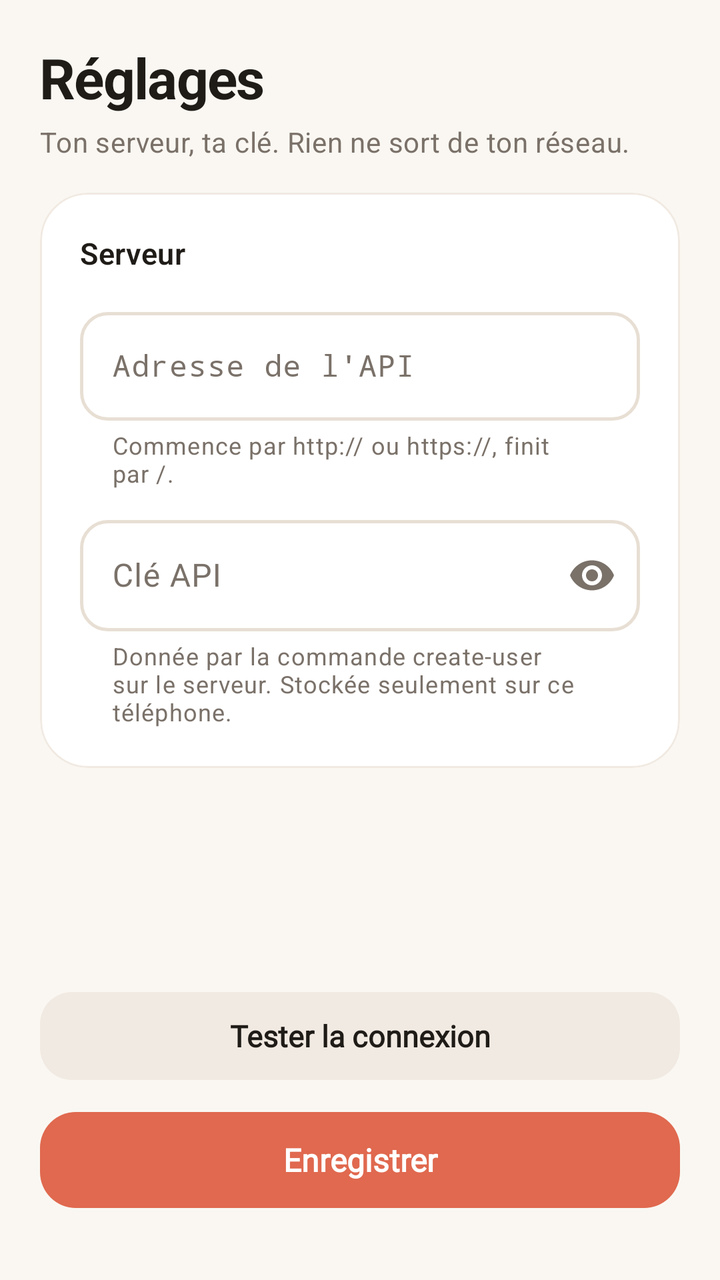
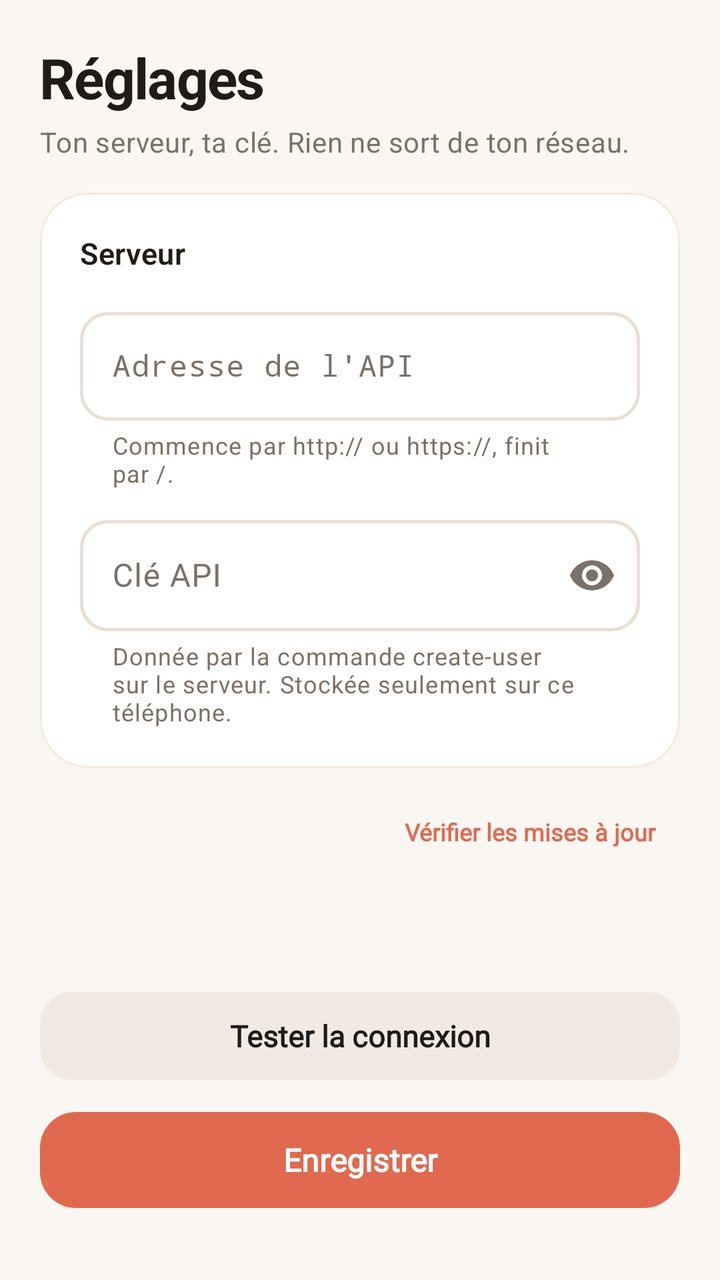

The first picture is an Android layout as it rendered before a commit; the second is the same layout after the commit. The layout source and the unified diff follow.
<!-- AndroidManifest.xml: application theme Theme.NoPainNoScan -->
<!-- res/layout/activity_settings.xml -->
<?xml version="1.0" encoding="utf-8"?>
<androidx.core.widget.NestedScrollView xmlns:android="http://schemas.android.com/apk/res/android"
    xmlns:app="http://schemas.android.com/apk/res-auto"
    android:layout_width="match_parent"
    android:layout_height="match_parent"
    android:fillViewport="true">

    <LinearLayout
        android:layout_width="match_parent"
        android:layout_height="match_parent"
        android:orientation="vertical"
        android:paddingHorizontal="20dp"
        android:paddingTop="20dp"
        android:paddingBottom="32dp">

        <TextView
            style="@style/Text.Display"
            android:layout_width="wrap_content"
            android:layout_height="wrap_content"
            android:text="@string/settings_title" />

        <TextView
            style="@style/Text.Body"
            android:layout_width="match_parent"
            android:layout_height="wrap_content"
            android:layout_marginTop="4dp"
            android:text="@string/settings_sub"
            android:textColor="@color/muted" />

        <com.google.android.material.card.MaterialCardView
            android:layout_width="match_parent"
            android:layout_height="wrap_content"
            android:layout_marginTop="16dp">

            <LinearLayout
                android:layout_width="match_parent"
                android:layout_height="wrap_content"
                android:orientation="vertical"
                android:padding="20dp">

                <TextView
                    style="@style/Text.Title"
                    android:layout_width="wrap_content"
                    android:layout_height="wrap_content"
                    android:text="@string/settings_section_server" />

                <com.google.android.material.textfield.TextInputLayout
                    android:id="@+id/layoutApiUrl"
                    android:layout_width="match_parent"
                    android:layout_height="wrap_content"
                    android:layout_marginTop="14dp"
                    android:hint="@string/settings_api_url"
                    app:helperText="@string/settings_api_url_helper">

                    <com.google.android.material.textfield.TextInputEditText
                        android:id="@+id/fieldApiUrl"
                        android:layout_width="match_parent"
                        android:layout_height="wrap_content"
                        android:autofillHints="url"
                        android:fontFamily="monospace"
                        android:inputType="textUri"
                        android:textSize="15sp" />
                </com.google.android.material.textfield.TextInputLayout>

                <com.google.android.material.textfield.TextInputLayout
                    android:layout_width="match_parent"
                    android:layout_height="wrap_content"
                    android:layout_marginTop="10dp"
                    android:hint="@string/settings_api_key"
                    app:endIconMode="password_toggle"
                    app:helperText="@string/settings_api_key_helper">

                    <com.google.android.material.textfield.TextInputEditText
                        android:id="@+id/fieldApiKey"
                        android:layout_width="match_parent"
                        android:layout_height="wrap_content"
                        android:autofillHints="password"
                        android:inputType="textPassword" />
                </com.google.android.material.textfield.TextInputLayout>
            </LinearLayout>
        </com.google.android.material.card.MaterialCardView>

        <com.google.android.material.card.MaterialCardView
            android:id="@+id/cardStatus"
            android:layout_width="match_parent"
            android:layout_height="wrap_content"
            android:layout_marginTop="12dp"
            android:visibility="gone"
            app:cardCornerRadius="18dp"
            app:strokeWidth="0dp">

            <LinearLayout
                android:layout_width="match_parent"
                android:layout_height="wrap_content"
                android:gravity="center_vertical"
                android:orientation="horizontal"
                android:paddingHorizontal="16dp"
                android:paddingVertical="14dp">

                <ImageView
                    android:id="@+id/ivStatus"
                    android:layout_width="22dp"
                    android:layout_height="22dp"
                    android:contentDescription="@null"
                    android:src="@drawable/ic_check_circle" />

                <LinearLayout
                    android:layout_width="0dp"
                    android:layout_height="wrap_content"
                    android:layout_marginStart="12dp"
                    android:layout_weight="1"
                    android:orientation="vertical">

                    <TextView
                        android:id="@+id/tvStatus"
                        style="@style/Text.Body"
                        android:layout_width="match_parent"
                        android:layout_height="wrap_content"
                        android:textStyle="bold" />

                    <TextView
                        android:id="@+id/tvStatusSub"
                        style="@style/Text.Muted"
                        android:layout_width="match_parent"
                        android:layout_height="wrap_content"
                        android:layout_marginTop="2dp" />
                </LinearLayout>
            </LinearLayout>
        </com.google.android.material.card.MaterialCardView>

        <Space
            android:layout_width="match_parent"
            android:layout_height="0dp"
            android:layout_weight="1" />

        <com.google.android.material.button.MaterialButton
            android:id="@+id/btnTest"
            style="@style/Widget.NoPainNoScan.Button.Tonal"
            android:layout_width="match_parent"
            android:layout_height="wrap_content"
            android:layout_marginTop="20dp"
            android:text="@string/settings_test" />

        <com.google.android.material.button.MaterialButton
            android:id="@+id/btnSave"
            android:layout_width="match_parent"
            android:layout_height="wrap_content"
            android:layout_marginTop="8dp"
            android:text="@string/settings_save" />
    </LinearLayout>
</androidx.core.widget.NestedScrollView>
<!-- resources referenced by this layout -->
<resources>
  <color name="muted">#7A7169</color>
  <string name="settings_api_key">Clé API</string>
  <string name="settings_api_key_helper">Donnée par la commande create-user sur le serveur. Stockée seulement sur ce téléphone.</string>
  <string name="settings_api_url">Adresse de l\'API</string>
  <string name="settings_api_url_helper">Commence par http:// ou https://, finit par /.</string>
  <string name="settings_save">Enregistrer</string>
  <string name="settings_section_server">Serveur</string>
  <string name="settings_sub">Ton serveur, ta clé. Rien ne sort de ton réseau.</string>
  <string name="settings_test">Tester la connexion</string>
  <string name="settings_title">Réglages</string>
  <style name="Text.Body" parent="TextAppearance.Material3.BodyMedium">
          <item name="android:textSize">14sp</item>
          <item name="android:textColor">@color/ink</item>
      </style>
  <style name="Text.Display" parent="TextAppearance.Material3.HeadlineMedium">
          <item name="android:fontFamily">@font/sora</item>
          <item name="android:textStyle">bold</item>
          <item name="android:textSize">28sp</item>
          <item name="android:textColor">@color/ink</item>
          <item name="android:letterSpacing">-0.02</item>
      </style>
  <style name="Text.Muted" parent="TextAppearance.Material3.BodySmall">
          <item name="android:textSize">12sp</item>
          <item name="android:textColor">@color/muted</item>
      </style>
  <style name="Text.Title" parent="TextAppearance.Material3.TitleMedium">
          <item name="android:fontFamily">@font/sora</item>
          <item name="android:textFontWeight">600</item>
          <item name="android:textSize">15sp</item>
          <item name="android:textColor">@color/ink</item>
      </style>
  <style name="Widget.NoPainNoScan.Button.Tonal" parent="Widget.Material3.Button.TonalButton">
          <item name="cornerRadius">16dp</item>
          <item name="android:minHeight">52dp</item>
          <item name="android:fontFamily">@font/sora</item>
          <item name="android:textStyle">bold</item>
          <item name="android:textSize">15sp</item>
          <item name="android:letterSpacing">0</item>
          <item name="android:textAllCaps">false</item>
      </style>
  <color name="ink">#1F1B17</color>
  <color name="coral">#E0694F</color>
  <color name="on_coral">#FFFFFF</color>
  <color name="coral_container">#FFE3DA</color>
  <color name="coral_dark">#C4553D</color>
  <color name="tonal">#F1EAE2</color>
  <color name="surface">#FFFFFF</color>
  <color name="tonal_2">#E8DFD4</color>
  <color name="cat_a_ne_pas_manger">#CC4A4A</color>
  <color name="bg">#FAF7F2</color>
  <style name="Widget.NoPainNoScan.Button" parent="Widget.Material3.Button">
          <item name="cornerRadius">18dp</item>
          <item name="android:minHeight">56dp</item>
          <item name="android:fontFamily">@font/sora</item>
          <item name="android:textStyle">bold</item>
          <item name="android:textSize">16sp</item>
          <item name="android:letterSpacing">0</item>
          <item name="android:textAllCaps">false</item>
      </style>
  <style name="Widget.NoPainNoScan.Card" parent="Widget.Material3.CardView.Outlined">
          <item name="cardCornerRadius">24dp</item>
          <item name="cardElevation">0dp</item>
          <item name="strokeColor">@color/tonal</item>
          <item name="strokeWidth">1dp</item>
          <item name="cardBackgroundColor">@color/surface</item>
      </style>
  <!-- unchanged entries left out for length: 3 -->
</resources>

<!-- the commit's change to res/layout/activity_settings.xml (unified diff, before → after) -->
@@ -128,6 +128,29 @@
             </LinearLayout>
         </com.google.android.material.card.MaterialCardView>
 
+        
+        <LinearLayout
+            android:layout_width="match_parent"
+            android:layout_height="wrap_content"
+            android:layout_marginTop="16dp"
+            android:gravity="center_vertical"
+            android:orientation="horizontal">
+
+            <TextView
+                android:id="@+id/tvVersion"
+                style="@style/Text.Muted"
+                android:layout_width="0dp"
+                android:layout_height="wrap_content"
+                android:layout_weight="1" />
+
+            <com.google.android.material.button.MaterialButton
+                android:id="@+id/btnCheckUpdate"
+                style="@style/Widget.NoPainNoScan.Button.Text"
+                android:layout_width="wrap_content"
+                android:layout_height="wrap_content"
+                android:text="@string/settings_check_update" />
+        </LinearLayout>
+
         <Space
             android:layout_width="match_parent"
             android:layout_height="0dp"
<!-- resource entries referenced after the edit -->
@@ -5,6 +5,7 @@
   <string name="settings_api_key_helper">Donnée par la commande create-user sur le serveur. Stockée seulement sur ce téléphone.</string>
   <string name="settings_api_url">Adresse de l\'API</string>
   <string name="settings_api_url_helper">Commence par http:// ou https://, finit par /.</string>
+  <string name="settings_check_update">Vérifier les mises à jour</string>
   <string name="settings_save">Enregistrer</string>
   <string name="settings_section_server">Serveur</string>
   <string name="settings_sub">Ton serveur, ta clé. Rien ne sort de ton réseau.</string>
@@ -30,6 +31,15 @@
           <item name="android:textFontWeight">600</item>
           <item name="android:textSize">15sp</item>
           <item name="android:textColor">@color/ink</item>
+      </style>
+  <style name="Widget.NoPainNoScan.Button.Text" parent="Widget.Material3.Button.TextButton">
+          <item name="android:textAllCaps">false</item>
+          <item name="android:textSize">12sp</item>
+          <item name="android:textStyle">bold</item>
+          <item name="android:letterSpacing">0</item>
+          <item name="android:minHeight">32dp</item>
+          <item name="android:insetTop">0dp</item>
+          <item name="android:insetBottom">0dp</item>
       </style>
   <style name="Widget.NoPainNoScan.Button.Tonal" parent="Widget.Material3.Button.TonalButton">
           <item name="cornerRadius">16dp</item>
